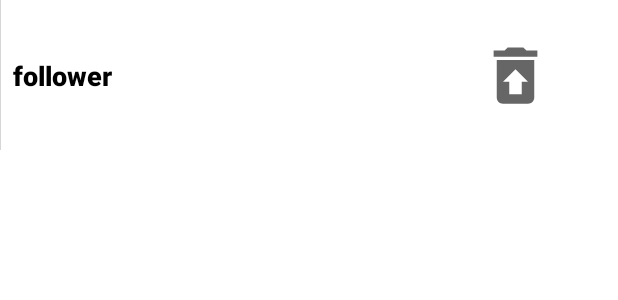
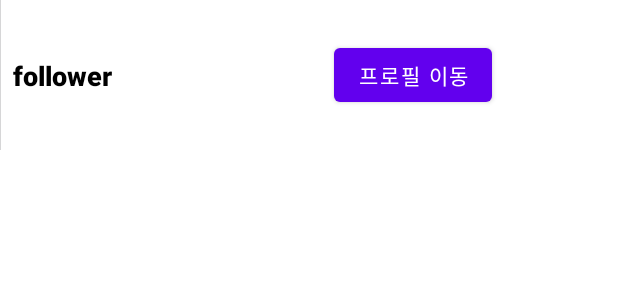
Before and after one commit to Lenend-KPU/LBS-Platform, an Android app: the layout follower_item.xml on its own in the app's theme, with its tools: preview values and no code run, on a phone screen of 412 x 824 dp. Shown: the top 300 px of the screen. Run offline under Robolectric (Android 15) with nearby library versions, the phone set to English and light mode, and no system bars.

Commit message:
[feat/front] 팔로잉 / 팔로우 페이지에서 프로필 이동 가능하게 설정

```diff
--- a/frontend/app/src/main/res/layout/follower_item.xml
+++ b/frontend/app/src/main/res/layout/follower_item.xml
@@ -28,14 +28,18 @@
         app:layout_constraintStart_toEndOf="@+id/followerImageView"
         app:layout_constraintTop_toTopOf="parent" />
 
-    <ImageView
-        android:id="@+id/unfollowImageView"
-        android:layout_width="50dp"
-        android:layout_height="50dp"
+    <Button
+        android:id="@+id/followerVisitButton"
+        android:layout_width="wrap_content"
+        android:layout_height="wrap_content"
+        android:layout_marginStart="64dp"
+        android:layout_marginTop="26dp"
+        android:layout_marginBottom="26dp"
+        android:text="프로필 이동"
         app:layout_constraintBottom_toBottomOf="parent"
         app:layout_constraintEnd_toEndOf="parent"
-        app:layout_constraintHorizontal_bias="0.85"
         app:layout_constraintStart_toEndOf="@+id/followerIdTextView"
         app:layout_constraintTop_toTopOf="parent"
-        app:srcCompat="@drawable/ic_baseline_restore_from_trash_24" />
+        app:layout_constraintVertical_bias="0.0" />
+
 </androidx.constraintlayout.widget.ConstraintLayout>
```
Also changed, not shown: frontend/app/src/main/java/kr/ac/kpu/lbs_platform/adapter/FollowerAdapter.kt (+7 -1 lines), frontend/app/src/main/java/kr/ac/kpu/lbs_platform/adapter/FollowingAdapter.kt (+7 -1 lines).
